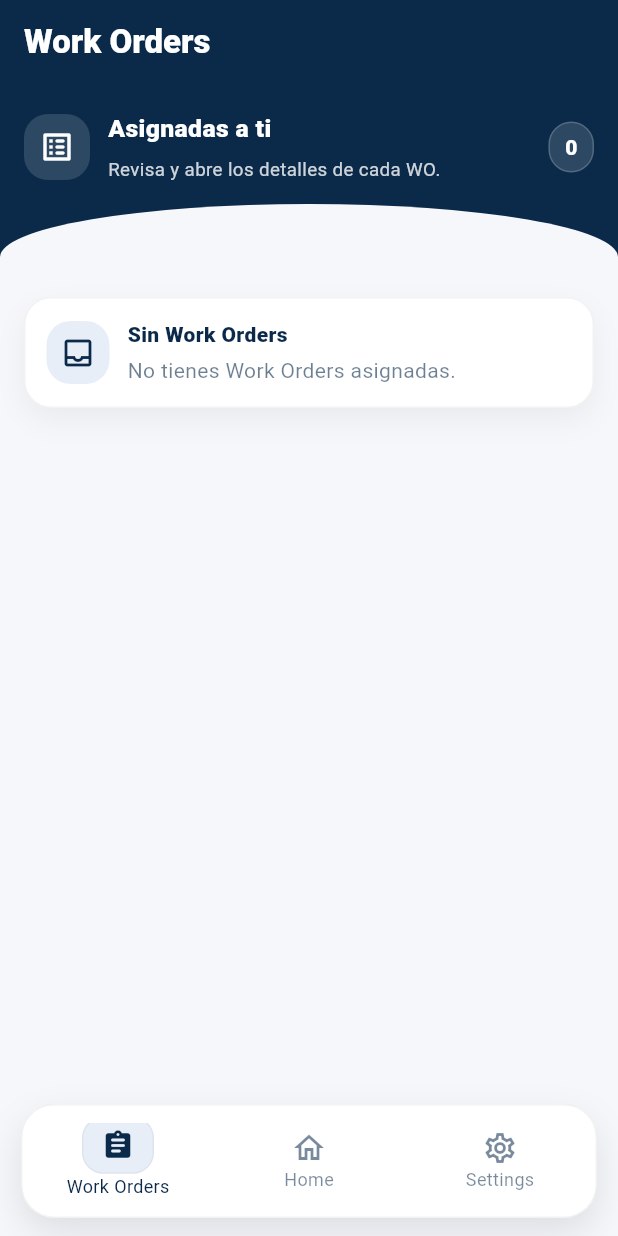
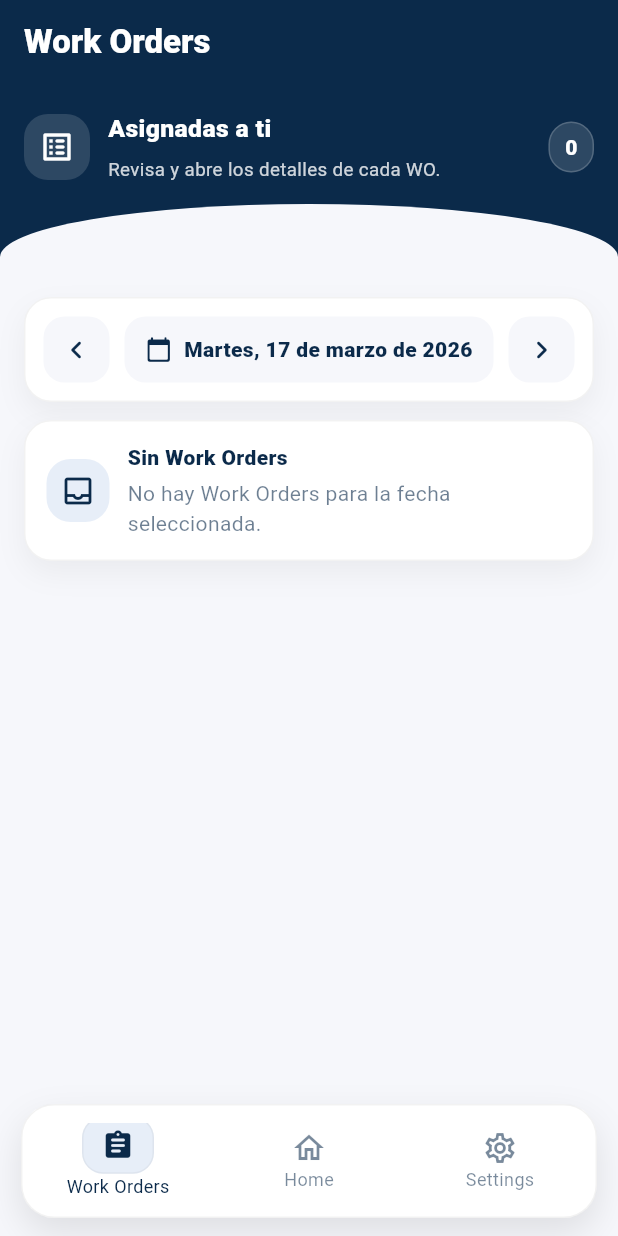
Before and after one commit to juan102010/kaptura-movil, a Flutter app: the WorkOrdersPage screen opened by its route, on a phone screen of 412 x 824 dp. Run offline on Flutter 3.47's test engine with Material 3 defaults, Android fonts, the phone set to English and light mode, and no system bars; drawn by our look-alikes of toastification; our stand-ins replace connectivity_plus, dio, drift, drift_flutter, flutter_dotenv, flutter_riverpod and 6 more; accounts and stored records are empty; generated files the repository leaves out were written again; network calls fail.

Commit message:
feat(work_orders): implement date filtering for work orders and enhance state management

```diff
--- a/lib/features/work_orders/presentation/pages/work_orders_page.dart
+++ b/lib/features/work_orders/presentation/pages/work_orders_page.dart
@@ -7,6 +7,7 @@ import '../../../../core/network/internet_status.dart';
 
 import '../../../home/presentation/providers/home_providers.dart';
 import '../../../home/presentation/widgets/offline_banner_in_appbar.dart';
+import '../widgets//work_orders_date_filter_bar.dart';
 
 import '../../../users/presentation/providers/users_providers.dart';
 import '../../../customers/presentation/state/customers_controller.dart';
@@ -61,13 +62,33 @@ class _WorkOrdersPageState extends ConsumerState<WorkOrdersPage> {
     });
   }
 
+  Future<void> _pickDate(BuildContext context, DateTime initialDate) async {
+    final notifier = ref.read(homeControllerProvider.notifier);
+
+    final picked = await showDatePicker(
+      context: context,
+      initialDate: initialDate,
+      firstDate: DateTime(2020),
+      lastDate: DateTime(2100),
+      helpText: 'Selecciona una fecha',
+      cancelText: 'Cancelar',
+      confirmText: 'Aceptar',
+    );
+
+    if (picked != null) {
+      notifier.setSelectedWorkOrdersDate(picked);
+    }
+  }
+
   @override
   Widget build(BuildContext context) {
     final state = ref.watch(homeControllerProvider);
     final notifier = ref.read(homeControllerProvider.notifier);
     final logger = ref.watch(loggerProvider);
 
-    final list = state.workOrders;
+    final list = state.filteredWorkOrders;
+    final selectedDate = state.selectedWorkOrdersDate;
+
     final internetAsync = ref.watch(homeInternetStatusProvider);
 
     final isOffline = internetAsync.when(
@@ -204,13 +225,18 @@ class _WorkOrdersPageState extends ConsumerState<WorkOrdersPage> {
                 ),
               ],
             ),
-
             const SizedBox(height: 12),
-
             Padding(
               padding: const EdgeInsets.symmetric(horizontal: 16),
               child: Column(
                 children: [
+                  WorkOrdersDateFilterBar(
+                    selectedDate: selectedDate,
+                    onPrevious: notifier.goToPreviousWorkOrdersDay,
+                    onNext: notifier.goToNextWorkOrdersDay,
+                    onTapDate: () => _pickDate(context, selectedDate),
+                  ),
+                  const SizedBox(height: 12),
                   if (state.loadingWorkOrders)
                     const SizedBox(
                       height: 220,
@@ -222,7 +248,8 @@ class _WorkOrdersPageState extends ConsumerState<WorkOrdersPage> {
                   else if (list.isEmpty)
                     const _EmptyCard(
                       title: 'Sin Work Orders',
-                      subtitle: 'No tienes Work Orders asignadas.',
+                      subtitle:
+                          'No hay Work Orders para la fecha seleccionada.',
                     )
                   else
                     ListView.separated(
--- /dev/null
+++ b/lib/features/work_orders/presentation/widgets/work_orders_date_filter_bar.dart
@@ -0,0 +1,147 @@
+import 'package:flutter/material.dart';
+
+class WorkOrdersDateFilterBar extends StatelessWidget {
+  const WorkOrdersDateFilterBar({
+    super.key,
+    required this.selectedDate,
+    required this.onPrevious,
+    required this.onNext,
+    required this.onTapDate,
+  });
+
+  final DateTime selectedDate;
+  final VoidCallback onPrevious;
+  final VoidCallback onNext;
+  final VoidCallback onTapDate;
+
+  static const _brand = Color(0xFF0B2A4A);
+  static const _bg = Color(0xFFF6F7FB);
+
+  @override
+  Widget build(BuildContext context) {
+    final text = _formatDate(selectedDate);
+
+    return Container(
+      width: double.infinity,
+      padding: const EdgeInsets.all(12),
+      decoration: BoxDecoration(
+        color: Colors.white,
+        borderRadius: BorderRadius.circular(18),
+        border: Border.all(color: Colors.black.withValues(alpha: 0.05)),
+        boxShadow: [
+          BoxShadow(
+            blurRadius: 16,
+            offset: const Offset(0, 8),
+            color: Colors.black.withValues(alpha: 0.05),
+          ),
+        ],
+      ),
+      child: Row(
+        children: [
+          _NavButton(icon: Icons.chevron_left_rounded, onTap: onPrevious),
+          const SizedBox(width: 10),
+          Expanded(
+            child: InkWell(
+              borderRadius: BorderRadius.circular(14),
+              onTap: onTapDate,
+              child: Container(
+                padding: const EdgeInsets.symmetric(
+                  horizontal: 12,
+                  vertical: 12,
+                ),
+                decoration: BoxDecoration(
+                  color: _bg,
+                  borderRadius: BorderRadius.circular(14),
+                ),
+                child: Row(
+                  mainAxisAlignment: MainAxisAlignment.center,
+                  children: [
+                    const Icon(
+                      Icons.calendar_today_rounded,
+                      size: 18,
+                      color: _brand,
+                    ),
+                    const SizedBox(width: 8),
+                    Flexible(
+                      child: Text(
+                        text,
+                        maxLines: 1,
+                        overflow: TextOverflow.ellipsis,
+                        textAlign: TextAlign.center,
+                        style: const TextStyle(
+                          fontWeight: FontWeight.w800,
+                          color: _brand,
+                        ),
+                      ),
+                    ),
+                  ],
+                ),
+              ),
+            ),
+          ),
+          const SizedBox(width: 10),
+          _NavButton(icon: Icons.chevron_right_rounded, onTap: onNext),
+        ],
+      ),
+    );
+  }
+
+  String _formatDate(DateTime date) {
+    const weekdays = [
+      'Lunes',
+      'Martes',
+      'Miércoles',
+      'Jueves',
+      'Viernes',
+      'Sábado',
+      'Domingo',
+    ];
+
+    const months = [
+      'enero',
+      'febrero',
+      'marzo',
+      'abril',
+      'mayo',
+      'junio',
+      'julio',
+      'agosto',
+      'septiembre',
+      'octubre',
+      'noviembre',
+      'diciembre',
+    ];
+
+    final weekday = weekdays[date.weekday - 1];
+    final month = months[date.month - 1];
+
+    return '$weekday, ${date.day} de $month de ${date.year}';
+  }
+}
+
+class _NavButton extends StatelessWidget {
+  const _NavButton({required this.icon, required this.onTap});
+
+  final IconData icon;
+  final VoidCallback onTap;
+
+  static const _brand = Color(0xFF0B2A4A);
+  static const _bg = Color(0xFFF6F7FB);
+
+  @override
+  Widget build(BuildContext context) {
+    return Material(
+      color: _bg,
+      borderRadius: BorderRadius.circular(14),
+      child: InkWell(
+        borderRadius: BorderRadius.circular(14),
+        onTap: onTap,
+        child: SizedBox(
+          width: 44,
+          height: 44,
+          child: Icon(icon, color: _brand),
+        ),
+      ),
+    );
+  }
+}
```
Also changed, not shown: lib/features/home/presentation/state/home_controller.dart (+82 -17 lines), lib/features/home/presentation/state/home_state.dart (+19 -7 lines), lib/features/work_orders/presentation/widgets/work_order_customer_sheets.dart (+35 -12 lines).
